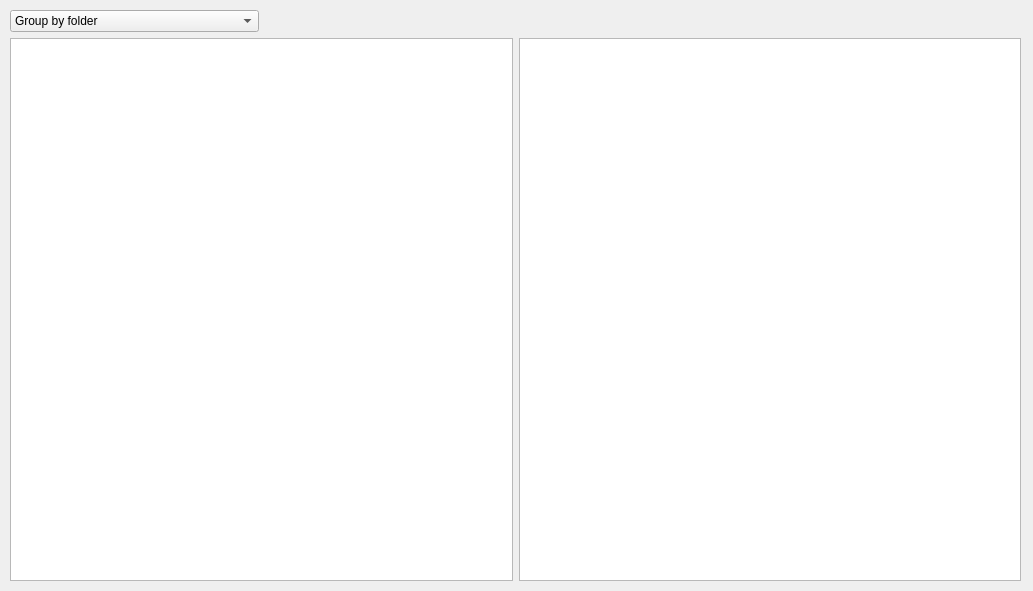
This is Form.ui in Sukhoruchenko/lab_3 as Qt 5 draws it before an edit. The edited form follows.
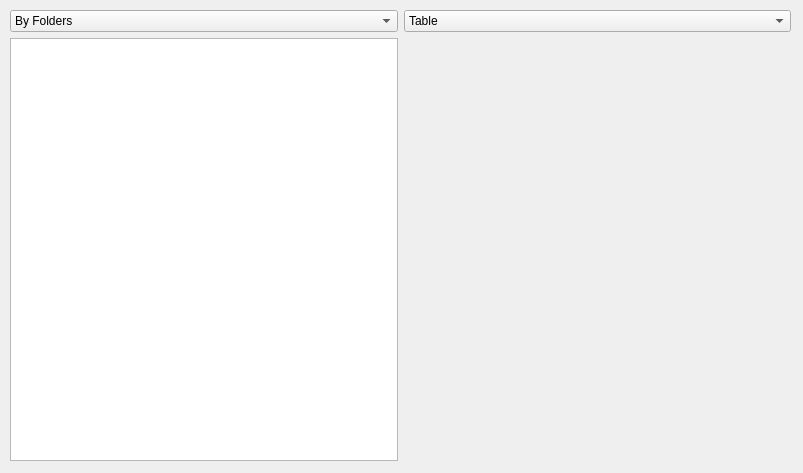
This is the edited form.

Commit message: Изменение формы

```diff
--- a/Form.ui
+++ b/Form.ui
@@ -6,8 +6,8 @@
    <rect>
     <x>0</x>
     <y>0</y>
-    <width>1033</width>
-    <height>591</height>
+    <width>803</width>
+    <height>473</height>
    </rect>
   </property>
   <property name="windowTitle">
@@ -18,24 +18,18 @@
     <rect>
      <x>10</x>
      <y>10</y>
-     <width>1011</width>
-     <height>571</height>
+     <width>781</width>
+     <height>451</height>
     </rect>
    </property>
-   <layout class="QGridLayout" name="gridLayout">
-    <item row="1" column="0">
-     <widget class="QTreeView" name="treeView"/>
-    </item>
-    <item row="1" column="1">
-     <widget class="QTableView" name="tableView"/>
-    </item>
-    <item row="0" column="0">
-     <layout class="QHBoxLayout" name="horizontalLayout">
+   <layout class="QGridLayout" name="gridLayout_9">
+    <item row="0" column="1">
+     <layout class="QHBoxLayout" name="horizontalLayout_7">
       <item>
-       <widget class="QComboBox" name="comboBox">
+       <widget class="QComboBox" name="comboBox_14">
         <item>
          <property name="text">
-          <string>Group by folder</string>
+          <string>Table</string>
          </property>
         </item>
         <item>
@@ -43,17 +37,35 @@
           <string>Group by type</string>
          </property>
         </item>
-       </widget>
-      </item>
-      <item>
-       <widget class="QLabel" name="label">
-        <property name="text">
-         <string/>
-        </property>
+        <item>
+         <property name="text">
+          <string>Bar</string>
+         </property>
+        </item>
        </widget>
       </item>
      </layout>
     </item>
+    <item row="2" column="1">
+     <widget class="QStackedWidget" name="stackedWidget_7"/>
+    </item>
+    <item row="2" column="0">
+     <widget class="QTreeView" name="treeView_7"/>
+    </item>
+    <item row="0" column="0">
+     <widget class="QComboBox" name="comboBox_13">
+      <item>
+       <property name="text">
+        <string>By Folders</string>
+       </property>
+      </item>
+      <item>
+       <property name="text">
+        <string>By Types</string>
+       </property>
+      </item>
+     </widget>
+    </item>
    </layout>
   </widget>
  </widget>
```
Left out of the diff: 4 changed lines with no effect on the pictures. The commit also changes 2 other files.
